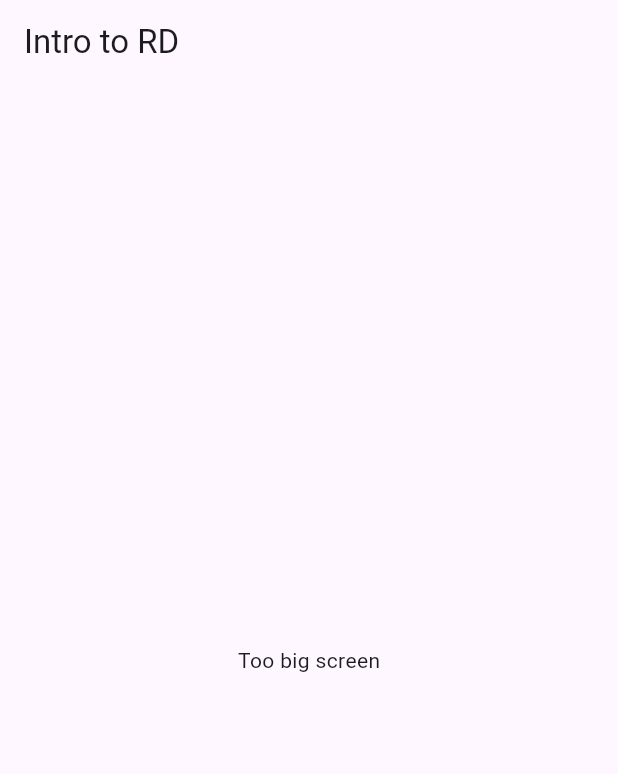
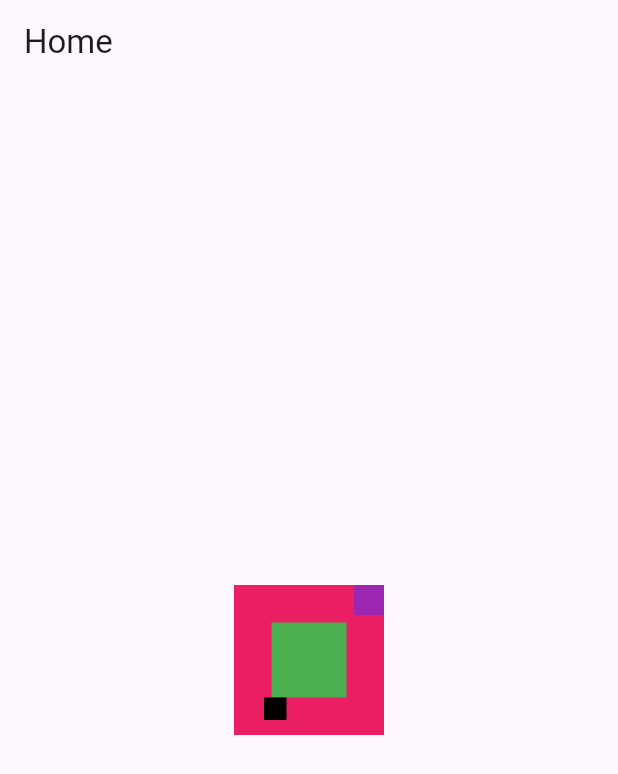
Before and after one commit to Ahmad61-6/Ostad_Flutter_Course, a Flutter app: the screen it shows after launch, on a phone screen of 412 x 824 dp. Shown: the top 774 px of the screen. Run offline on Flutter 3.47's test engine with Material 3 defaults, Android fonts, the phone set to English and light mode, and no system bars.

Commit message:
Module_8 -Stack -Positioned -Align

```diff
--- /dev/null
+++ b/lib/home_screen.dart
@@ -0,0 +1,56 @@
+import 'package:flutter/material.dart';
+
+class HomePage extends StatelessWidget {
+  const HomePage({super.key});
+
+  @override
+  Widget build(BuildContext context) {
+    return Scaffold(
+        appBar: AppBar(
+          title: Text('Home'),
+        ),
+      body: Center(
+        child:
+        Stack(
+          children: [
+            Container(
+              height: 100,
+              width: 100,
+              color: Colors.pink,
+            ),
+            Positioned.fill(
+              child: Align(
+                alignment: Alignment.center,
+                child: Container(
+                  height: 50,
+                  width: 50,
+                  color: Colors.green,
+                ),
+              ),
+            ),
+            Positioned(
+              top: 0,
+              right: 0,
+              child: Container(
+                height: 20,
+                width: 20,
+                color: Colors.purple,
+              ),
+            ),
+            Positioned(
+              bottom: 10,
+              left: 20,
+              child: Container(
+                height: 15,
+                width: 15,
+                color: Colors.black,
+              ),
+            ),
+
+
+          ],
+        ),
+      ),
+    );
+  }
+}
--- a/lib/main.dart
+++ b/lib/main.dart
@@ -2,6 +2,8 @@ import 'dart:ui';
 
 import 'package:flutter/cupertino.dart';
 import 'package:flutter/material.dart';
+
+import 'home_screen.dart';
 
 void main()
 {
@@ -19,63 +21,3 @@ class Myapp extends StatelessWidget {
     );
   }
 }
-
-class HomePage extends StatelessWidget {
-  const HomePage({super.key});
-
-  @override
-  Widget build(BuildContext context) {
-    Size size = MediaQuery.sizeOf(context);
-    print(size);
-    Orientation ori = MediaQuery.orientationOf(context);
-    print(ori);
-    List<DisplayFeature> disfe = MediaQuery.displayFeaturesOf(context);
-    print(disfe);
-    return Scaffold(
-      appBar: AppBar(
-        title: Text('Intro to RD'),
-      ),
-      body: LayoutBuilder(
-        builder: (context, constrains){
-          print(constrains.maxHeight);
-          if(constrains.maxHeight>500){
-            return Center(
-              child: Text('Too big screen'),
-            );
-          }
-          else{
-            return Center(
-              child: OrientationBuilder(
-                builder: (context,orientation){
-                  return Column(
-                    mainAxisAlignment: MainAxisAlignment.center,
-                    children: [
-                      Text(orientation == Orientation.portrait
-                          ? 'Portrait'
-                          : "Landscape"),
-                      Wrap(
-                        alignment: WrapAlignment.center,
-                        crossAxisAlignment: WrapCrossAlignment.start,
-                        children: [
-                          Text('skdjfksjfkljasdkljf dsfk jksdjf kjsdkf jkfk ksdlfj klas'),
-                          Text('skdjfksjfklj'),
-                          Text('skdjfksjfkljasdkljf dsfk jksdjf kjsdkf jkfk ksdlfj klas'),
-                          Text('skdjfksjfkljasdkljf dsfk jksdjf kjsdkf jkfk ksdlfj klas'),
-                          Text('skdjfksjfkljasdkljf dsfk jksdjf kjsdkf jkfk ksdlfj klas'),
-                          Text('skdjfksjfkljasd'),
-                          Text('skdjfksjfkljasdkljf dsfk jksdjf kjsdkf jkfk ksdlfj klas'),
-                        ],
-                      )
-
-                    ],
-                  );
-                },
-              ),
-            );
-          }
-        },
-      ),
-
-    );
-  }
-}
```
Also changed, not shown: pubspec.yaml (+7 -6 lines), pubspec.lock, 1 other file.
